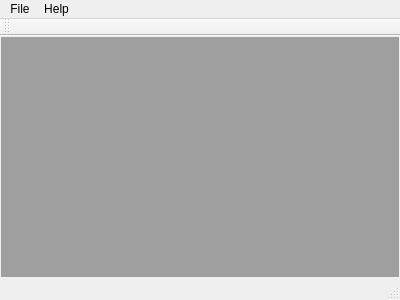
iraytrace/osgTreeWidget, file MainWindow.ui: the form before one commit.
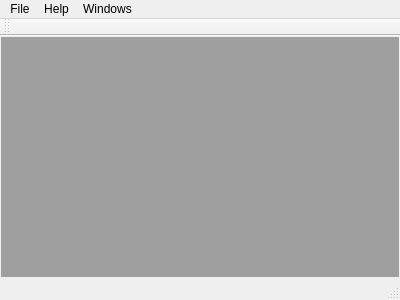
The form after the commit.

Patch:
```diff
--- a/MainWindow.ui
+++ b/MainWindow.ui
@@ -41,7 +41,7 @@
      <x>0</x>
      <y>0</y>
      <width>400</width>
-     <height>27</height>
+     <height>33</height>
     </rect>
    </property>
    <widget class="QMenu" name="menuFile">
@@ -63,8 +63,17 @@
     </property>
     <addaction name="actionHelpAbout"/>
    </widget>
+   <widget class="QMenu" name="menuWindows">
+    <property name="title">
+     <string>Windows</string>
+    </property>
+    <addaction name="actionTabbed"/>
+    <addaction name="actionWindowed"/>
+    <addaction name="actionTile"/>
+   </widget>
    <addaction name="menuFile"/>
    <addaction name="menuHelp"/>
+   <addaction name="menuWindows"/>
   </widget>
   <widget class="QToolBar" name="mainToolBar">
    <attribute name="toolBarArea">
```
Left out of the diff: 15 changed lines with no effect on the pictures.
